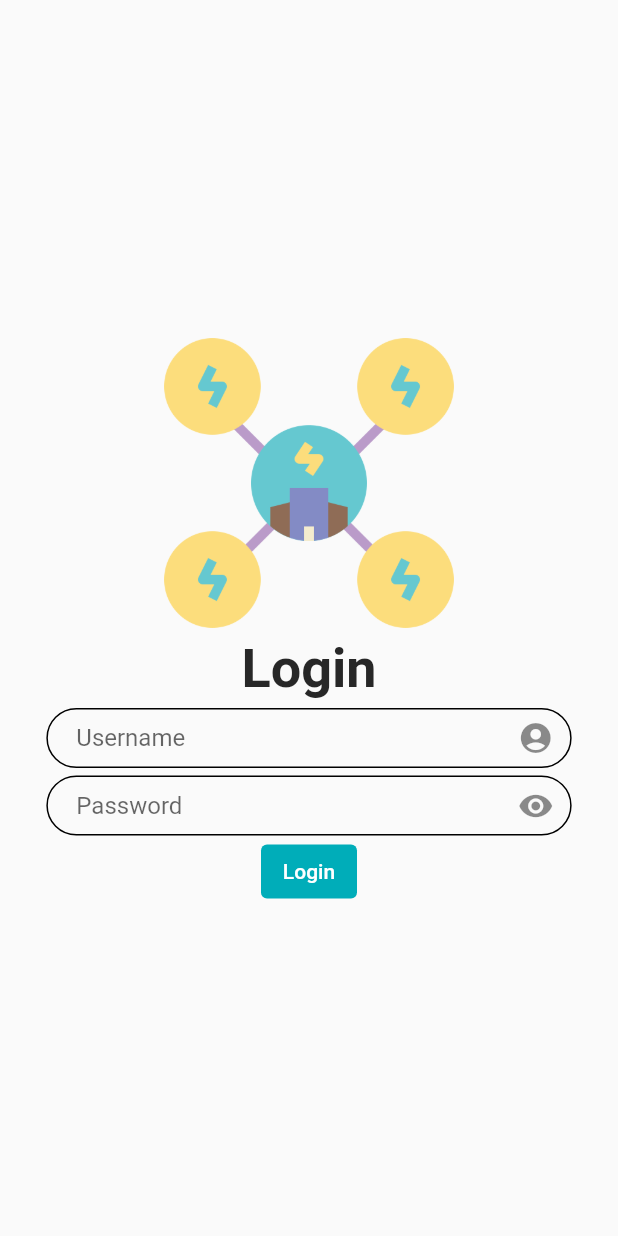
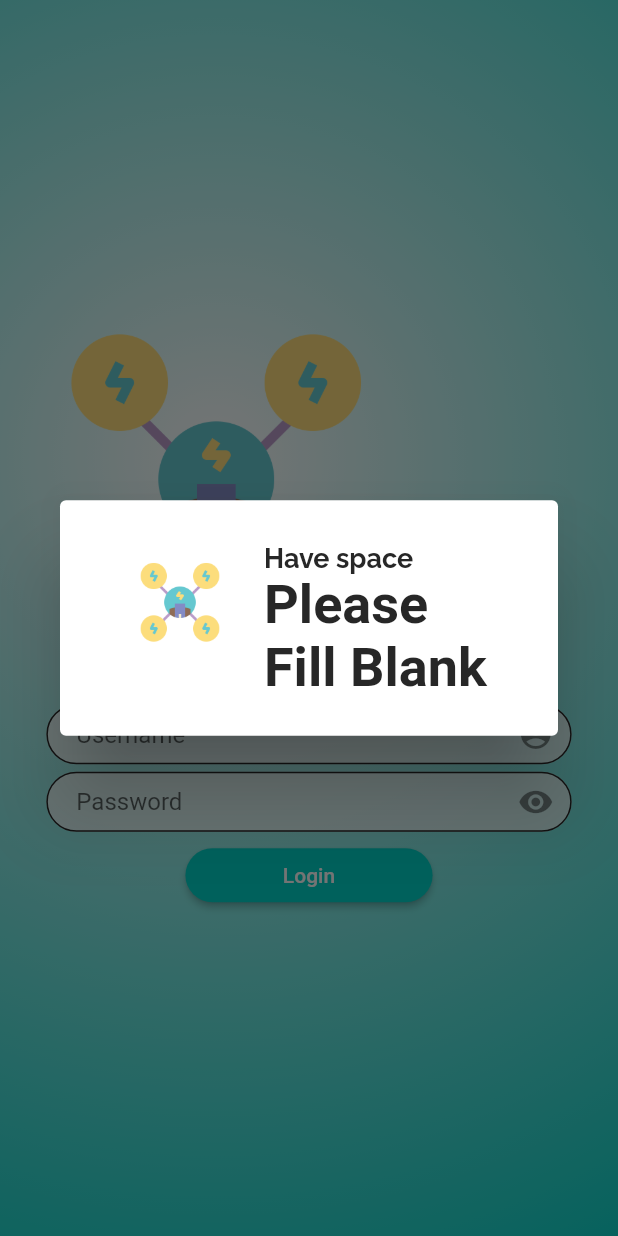
Before and after one commit to ThaKrit/Kritegat, a Flutter app: the screen it shows after launch, after a tap on "Login", on a phone screen of 412 x 824 dp. Run offline on Flutter 3.47's test engine with Material 2 defaults, Android fonts, the light colour scheme and no system bars; our stand-ins replace google_fonts; Roboto replaces fonts that are missing (Mali).

Commit message:
finish 21 june

```diff
--- a/lib/states/authen.dart
+++ b/lib/states/authen.dart
@@ -1,5 +1,8 @@
+// ignore_for_file: avoid_print
+
 import 'package:flutter/material.dart';
 import 'package:kritegat/utility/my_constant.dart';
+import 'package:kritegat/utility/my_dialog.dart';
 import 'package:kritegat/widget/show_button.dart';
 import 'package:kritegat/widget/show_image.dart';
 import 'package:kritegat/widget/show_text.dart';
@@ -15,6 +18,7 @@ class Authen extends StatefulWidget {
 
 class _AuthenState extends State<Authen> {
   bool redEye = true;
+  String? user, password;
 
   @override
   Widget build(BuildContext context) {
@@ -29,20 +33,43 @@ class _AuthenState extends State<Authen> {
             FocusScope.of(context).requestFocus(
                 FocusScopeNode()); //ให้เป็นสถานะของ Focus เป็น Enable
           },
+          child: Container(
+            decoration: MyConstant().bgBox(), //สีพื้นหลัง
             child: Center(
               child: Column(
                 mainAxisAlignment: MainAxisAlignment.center,
                 children: [
                   newLogo(boxConstraints),
-                newTitle(),
+                  newTitle(boxConstraints),
                   formUser(boxConstraints),
                   formPassword(boxConstraints),
-                ShowButton(),
+                  buttonLogin(boxConstraints),
                 ],
+              ),
             ),
           ),
         );
       }),
+    );
+  }
+
+  Container buttonLogin(BoxConstraints boxConstraints) {
+    return Container(
+      margin: EdgeInsets.only(top: 5),
+      width: boxConstraints.maxWidth * 0.4,
+      child: ShowButton(
+        label: 'Login',
+        pressFunc: () {
+          print('user = $user , password = $password');
+          if ((user?.isEmpty ?? true) || (password?.isEmpty ?? true)) {
+            print("Have Space");
+            MyDialog(context: context).normalDialog(
+                title: 'Have space', subTitle: 'Please Fill Blank');
+          } else {
+            print("NO Space");
+          }
+        },
+      ),
     );
   }
 
@@ -59,7 +86,9 @@ class _AuthenState extends State<Authen> {
         },
         obSecu: redEye, //ทำให้ตัวอักษรในช่องเป็น ***
         iconData: Icons.lock_outline,
-        changeFung: (String string) {},
+        changeFung: (String string) {
+          password = string.trim();
+        },
         hint: 'Password',
       ),
     );
@@ -72,19 +101,38 @@ class _AuthenState extends State<Authen> {
       height: 40,
       child: ShowForm(
         iconData: Icons.account_circle,
-        changeFung: (String string) {},
+        changeFung: (String string) {
+          user = string.trim();
+        },
         hint: 'Username',
       ),
     );
   }
 
-  ShowText newTitle() => ShowText(text: 'Login');
+  SizedBox newTitle(BoxConstraints boxConstraints) {
+    return SizedBox(
+      width: boxConstraints.maxWidth * 0.7,
+      child: Row(
+        children: [
+          ShowText(text: 'Login'),
+        ],
+      ),
+    );
+  }
 
   //นำรูปมาแสดงจากไฟล์ show_image.dart
   SizedBox newLogo(BoxConstraints boxConstraints) {
     return SizedBox(
-      width: boxConstraints.maxWidth * 0.50, //กำรูปโดยคิดจากขนาดจอแล้วนะมาคูณ
+      width: boxConstraints.maxWidth * 0.8,
+      child: Row(
+        children: [
+          SizedBox(
+            width: boxConstraints.maxWidth *
+                0.50, //กำรูปโดยคิดจากขนาดจอแล้วนะมาคูณ
             child: ShowImage(),
+          ),
+        ],
+      ),
     );
   }
 }
--- a/lib/utility/my_constant.dart
+++ b/lib/utility/my_constant.dart
@@ -1,20 +1,51 @@
 import 'package:flutter/material.dart';
+import 'package:google_fonts/google_fonts.dart';
 
 class MyConstant {
   // Field const = ค่าคงที่เกิดมากำหนดเลย final = เกิดมายังไม่คงที่ ต้องกำหนด
-  static Color primary = const Color.fromARGB(255, 0, 169, 211);
+  static Color primary = const Color.fromARGB(255, 0, 211, 200);
   static Color dark = Color.fromARGB(255, 39, 39, 39);
+  static Color active = const Color.fromARGB(255, 204, 184, 70);
 
   //Method
+
+  BoxDecoration bgBox() {
+    return BoxDecoration(
+      gradient: RadialGradient(
+        radius: 1.5,
+        center: Alignment(-0.3, -0.26),
+        colors: [Colors.white, primary],
+      ),
+    );
+  }
+
   TextStyle h1Style() {
-    return TextStyle(fontSize: 36, color: dark, fontWeight: FontWeight.bold);
+    return GoogleFonts.mali(
+      textStyle: TextStyle(
+        fontSize: 36,
+        color: dark,
+        fontWeight: FontWeight.bold,
+      ),
+    );
   }
 
   TextStyle h2Style() {
-    return TextStyle(fontSize: 18, color: dark, fontWeight: FontWeight.bold);
+    return GoogleFonts.raleway(
+      textStyle: TextStyle(
+        fontSize: 18,
+        color: dark,
+        fontWeight: FontWeight.bold,
+      ),
+    );
   }
 
   TextStyle h3Style() {
-    return TextStyle(fontSize: 14, color: dark, fontWeight: FontWeight.bold);
+    return GoogleFonts.mali(
+      textStyle: TextStyle(
+        fontSize: 14,
+        color: dark,
+        fontWeight: FontWeight.bold,
+      ),
+    );
   }
 }
--- /dev/null
+++ b/lib/utility/my_dialog.dart
@@ -0,0 +1,34 @@
+// ignore_for_file: public_member_api_docs, sort_constructors_first
+import 'package:flutter/material.dart';
+import 'package:kritegat/utility/my_constant.dart';
+import 'package:kritegat/widget/show_image.dart';
+import 'package:kritegat/widget/show_text.dart';
+
+class MyDialog {
+  final BuildContext context;
+  MyDialog({
+    required this.context,
+  });
+
+  Future<void> normalDialog({
+    required String title,
+    required String subTitle,
+  }) async {
+    showDialog(
+      context: context,
+      builder: (BuildContext context) => AlertDialog(
+        title: ListTile(
+          leading: SizedBox(
+            width: 80,
+            child: ShowImage(),
+          ),
+          title: ShowText(
+            text: title,
+            textStyle: MyConstant().h2Style(),
+          ),
+          subtitle: ShowText(text: subTitle),
+        ),
+      ),
+    );
+  }
+}
--- a/lib/widget/show_button.dart
+++ b/lib/widget/show_button.dart
@@ -1,18 +1,37 @@
+// ignore_for_file: public_member_api_docs, sort_constructors_first
 import 'package:flutter/material.dart';
+import 'package:kritegat/utility/my_constant.dart';
 
 class ShowButton extends StatelessWidget {
-  const ShowButton({Key? key}) : super(key: key);
+  final String label;
+  final Function() pressFunc;
+  const ShowButton({
+    Key? key,
+    required this.label,
+    required this.pressFunc,
+  }) : super(key: key);
 
   @override
   Widget build(BuildContext context) {
-    return TextButton(
-      child: Text("Login"),
-      style: TextButton.styleFrom(
-        primary: Colors.white, //Text Color
-        backgroundColor:
-            Color.fromARGB(255, 0, 173, 185), //Button Background Color
+    return ElevatedButton(
+      style: ElevatedButton.styleFrom(
+        //ทำปุ่มโค้ง
+        shape: RoundedRectangleBorder(borderRadius: BorderRadius.circular(30)),
+        primary: MyConstant.primary,
       ),
-      onPressed: () {},
+      onPressed: pressFunc,
+      child: Text(label),
     );
   }
 }
+
+//วิธีจากในเน็ต
+// TextButton(
+//       child: Text("Login"),
+//       style: TextButton.styleFrom(
+//         primary: Colors.white, //Text Color
+//         backgroundColor:
+//             Color.fromARGB(255, 0, 173, 185), //Button Background Color
+//       ),
+//       onPressed: () {},
+//     );
--- a/lib/widget/show_form.dart
+++ b/lib/widget/show_form.dart
@@ -1,5 +1,6 @@
 // ignore_for_file: public_member_api_docs, sort_constructors_first
 import 'package:flutter/material.dart';
+import 'package:kritegat/utility/my_constant.dart';
 
 class ShowForm extends StatelessWidget {
   final IconData iconData;
@@ -22,6 +23,8 @@ class ShowForm extends StatelessWidget {
       obscureText: obSecu ?? false,
       onChanged: changeFung,
       decoration: InputDecoration(
+        filled: true,
+        fillColor: Colors.white.withOpacity(0.7), //ใส่สีพื้นหลังกับopartity
         //prefixIcon: icon ด้านหน้า
         suffixIcon: redEyeFunc == null
             ? Icon(iconData)
@@ -34,9 +37,11 @@ class ShowForm extends StatelessWidget {
           left: 20,
         ),
         enabledBorder: OutlineInputBorder(
+          borderSide: BorderSide(color: MyConstant.dark),
           borderRadius: BorderRadius.circular(20),
         ),
         focusedBorder: OutlineInputBorder(
+          borderSide: BorderSide(color: MyConstant.active),
           borderRadius: BorderRadius.circular(20),
         ),
         hintText: hint,
--- a/pubspec.yaml
+++ b/pubspec.yaml
@@ -34,6 +34,7 @@ dependencies:
   # The following adds the Cupertino Icons font to your application.
   # Use with the CupertinoIcons class for iOS style icons.
   cupertino_icons: ^1.0.2
+  google_fonts: ^3.0.1
 
 dev_dependencies:
   flutter_test:
```
Also changed, not shown: pubspec.lock, 1 other file. Lines whose indentation alone changed are shown as unchanged.
